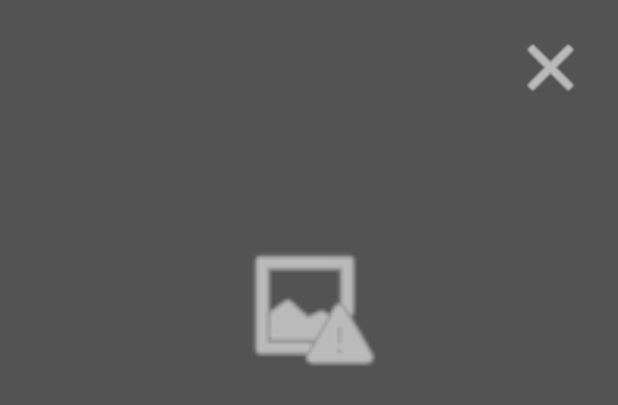
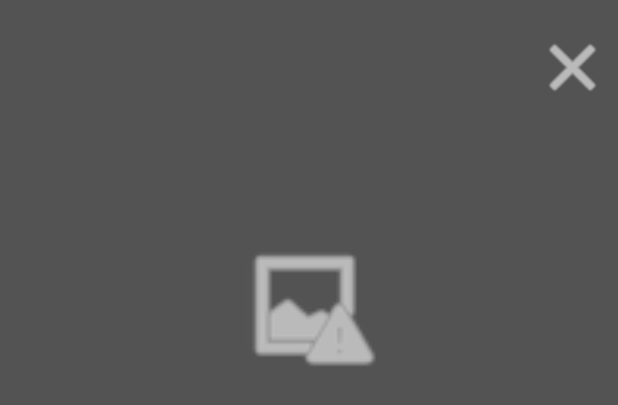
Before and after one commit to ccasanoval/PuestosSan, an Android app: the layout info_layout.xml on its own in the app's theme, with its tools: preview values and no code run, on a phone screen of 412 x 824 dp. Shown: the top 405 px of the screen. Run offline under Robolectric (Android 15) with nearby library versions, the phone set to English and light mode, and no system bars.

Commit message:
change margin image close infoscreen

```diff
--- a/app/src/main/res/layout/info_layout.xml
+++ b/app/src/main/res/layout/info_layout.xml
@@ -17,7 +17,7 @@
             android:layout_width="50dp"
             android:layout_height="50dp"
             android:layout_marginTop="20dp"
-            android:layout_marginRight="20dp"
+            android:layout_marginRight="5dp"
             android:src="@android:drawable/ic_menu_close_clear_cancel"
             android:tint="@android:color/white"
             android:layout_alignParentRight="true"/>
```
